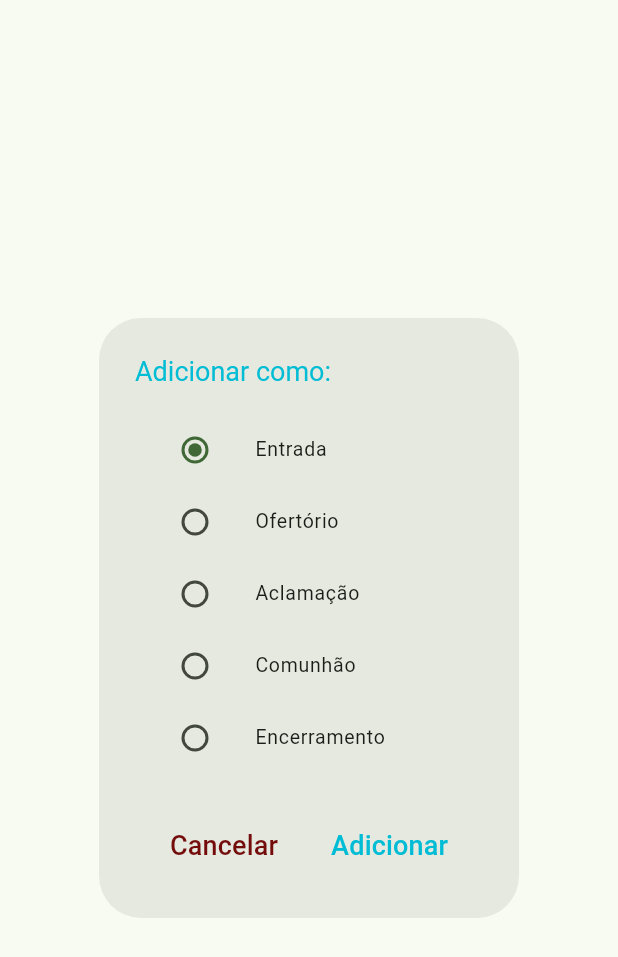
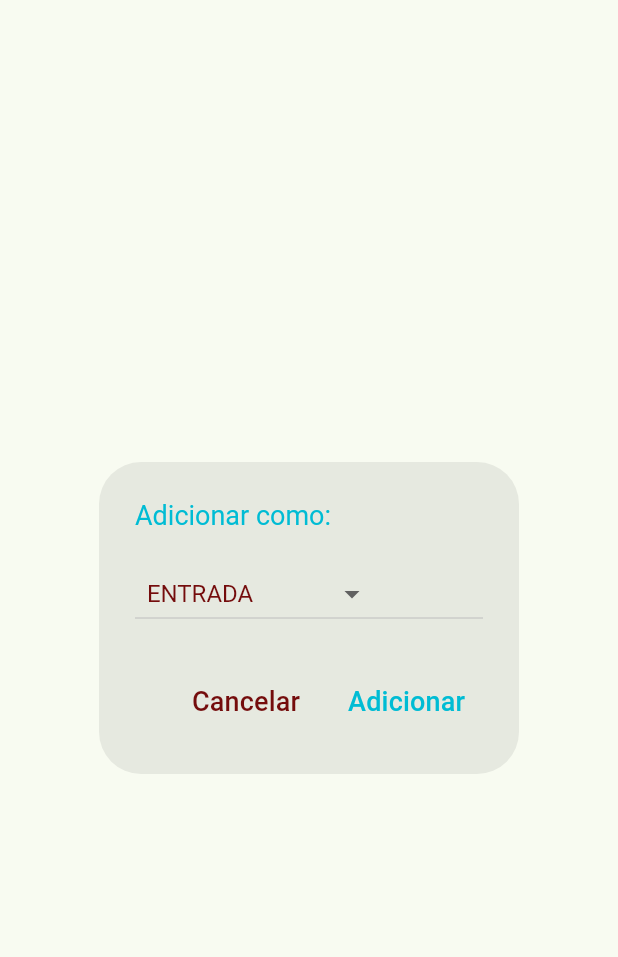
Before and after one commit to ddiasguto/mliturgica, a Flutter app: what addOnCatalogue() shows on an empty page, opened directly, on a phone screen of 412 x 824 dp. Shown: the top 957 px of the screen. Run offline on Flutter 3.47's test engine with Material 2 defaults, Android fonts, the phone set to English and light mode, and no system bars; our stand-ins replace text_scroll.

Commit message:
radio changed to dropdown

```diff
--- a/lib/widgets/radio_catalogue.dart
+++ b/lib/widgets/radio_catalogue.dart
@@ -8,72 +8,59 @@ Widget addOnCatalogue(context) {
   int currentIndex = maestro.getCurrentIndex;
   List localList = maestro.getLocalList;
   int index = maestro.getIndexCatalogue;
+
   return AlertDialog(
     title: const Text(
       'Adicionar como:',
       style: TextStyle(color: Colors.cyan, fontSize: 18),
     ),
-    content: Column(
-      mainAxisSize: MainAxisSize.min,
-      children: <Widget>[
-        ListTile(
-          dense: true,
-          title: const Text('Entrada'),
-          leading: Radio<int>(
-            value: 0,
-            groupValue: index,
-            onChanged: (value) {
-              maestro.setIndexCatalogue(0);
-            },
+    content: DropdownButton<int>(
+      value: index,
+      elevation: 16,
+      style: TextStyle(
+        color: Color.fromARGB(255, 116, 12, 12),
+      ),
+      onChanged: (int? value) {
+        maestro.setIndexCatalogue(value!);
+      },
+      items: [
+        DropdownMenuItem<int>(
+          value: 0,
+          child: Text(
+            '  Entrada'.toUpperCase(),
+            style: TextStyle(fontSize: 16),
           ),
         ),
-        ListTile(
-          dense: true,
-          title: const Text('Ofertório'),
-          leading: Radio<int>(
-            value: 1,
-            groupValue: index,
-            onChanged: (value) {
-              maestro.setIndexCatalogue(1);
-            },
+        DropdownMenuItem<int>(
+          value: 1,
+          child: Text(
+            '  Ofertório'.toUpperCase(),
+            style: TextStyle(fontSize: 16),
           ),
         ),
-        ListTile(
-          dense: true,
-          title: const Text('Aclamação'),
-          leading: Radio<int>(
-            value: 2,
-            groupValue: index,
-            onChanged: (value) {
-              maestro.setIndexCatalogue(2);
-            },
+        DropdownMenuItem<int>(
+          value: 2,
+          child: Text(
+            '  Aclamação'.toUpperCase(),
+            style: TextStyle(fontSize: 16),
           ),
         ),
-        ListTile(
-          dense: true,
-          title: const Text('Comunhão'),
-          leading: Radio<int>(
-            value: 3,
-            groupValue: index,
-            onChanged: (value) {
-              maestro.setIndexCatalogue(3);
-            },
+        DropdownMenuItem<int>(
+          value: 3,
+          child: Text(
+            '  Comunhão'.toUpperCase(),
+            style: TextStyle(fontSize: 16),
           ),
         ),
-        ListTile(
-          dense: true,
-          title: const Text('Encerramento'),
-          leading: Radio<int>(
-            value: 4,
-            groupValue: index,
-            onChanged: (value) {
-              maestro.setIndexCatalogue(4);
-            },
+        DropdownMenuItem<int>(
+          value: 4,
+          child: Text(
+            '  Encerramento'.toUpperCase(),
+            style: TextStyle(fontSize: 16),
           ),
         ),
       ],
     ),
-    actionsAlignment: MainAxisAlignment.spaceEvenly,
     actions: <Widget>[
       TextButton(
         onPressed: () => Navigator.pop(context, 'Cancel'),
```
